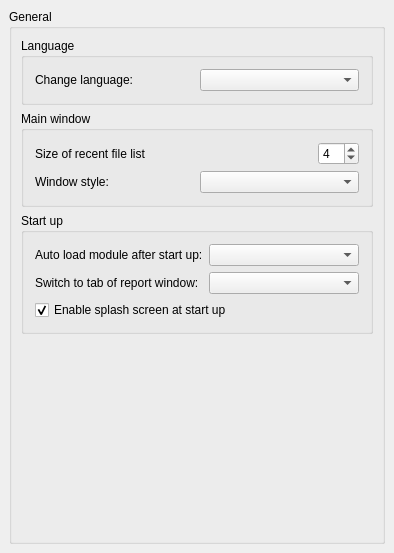
This is src/Gui/DlgGeneral.ui in berndhahnebach/All_FreeCAD as Qt 5 draws it before an edit. The edited form follows.
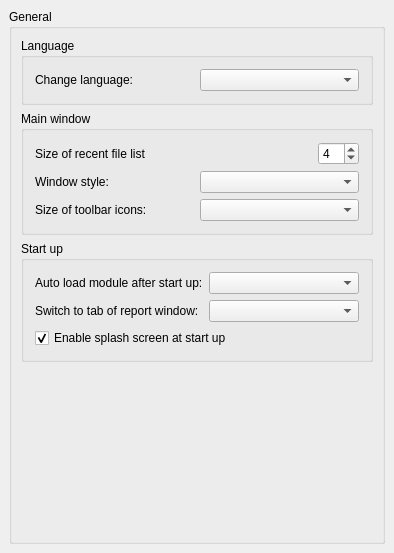
This is the edited form. Custom widgets are drawn as their Qt base class.

Commit message: 0000334: toolbar size option

What changed in the file:
```diff
--- a/src/Gui/DlgGeneral.ui
+++ b/src/Gui/DlgGeneral.ui
@@ -228,6 +228,26 @@
            </item>
           </layout>
          </item>
+         <item>
+          <layout class="QHBoxLayout" >
+           <property name="margin" >
+            <number>0</number>
+           </property>
+           <property name="spacing" >
+            <number>6</number>
+           </property>
+           <item>
+            <widget class="QLabel" name="iconSizeLabel" >
+             <property name="text" >
+              <string>Size of toolbar icons:</string>
+             </property>
+            </widget>
+           </item>
+           <item>
+            <widget class="QComboBox" name="toolbarIconSize" />
+           </item>
+          </layout>
+         </item>
         </layout>
        </widget>
       </item>
```
The commit also changes 2 other files.
